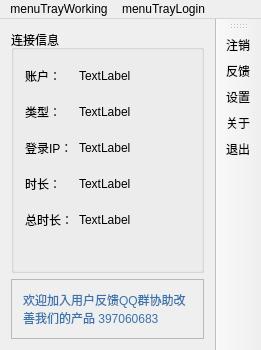
First picture: the form in client/forms/mainwindow.ui, repository NSS-Studio/NDR_Client, before the edit.
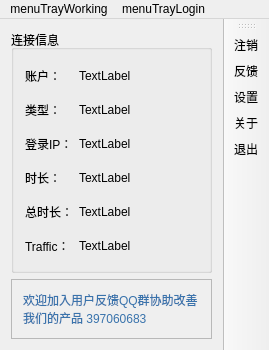
Second picture: the form after the edit. Icons and pictures are not drawn.

```diff
--- a/client/forms/mainwindow.ui
+++ b/client/forms/mainwindow.ui
@@ -6,7 +6,7 @@
    <rect>
     <x>0</x>
     <y>0</y>
-    <width>261</width>
+    <width>269</width>
     <height>350</height>
    </rect>
   </property>
@@ -37,13 +37,57 @@
   </property>
   <widget class="QWidget" name="centralWidget">
    <layout class="QGridLayout" name="gridLayout_2">
+    <item row="2" column="0">
+     <widget class="QFrame" name="frame">
+      <property name="frameShape">
+       <enum>QFrame::StyledPanel</enum>
+      </property>
+      <property name="frameShadow">
+       <enum>QFrame::Raised</enum>
+      </property>
+      <layout class="QGridLayout" name="gridLayout_3">
+       <item row="1" column="0">
+        <widget class="QLabel" name="label_6">
+         <property name="sizePolicy">
+          <sizepolicy hsizetype="Expanding" vsizetype="Fixed">
+           <horstretch>0</horstretch>
+           <verstretch>0</verstretch>
+          </sizepolicy>
+         </property>
+         <property name="styleSheet">
+          <string notr="true">color: rgb(57, 115, 172);</string>
+         </property>
+         <property name="text">
+          <string>欢迎加入用户反馈QQ群协助改善我们的产品 397060683</string>
+         </property>
+         <property name="wordWrap">
+          <bool>true</bool>
+         </property>
+        </widget>
+       </item>
+      </layout>
+     </widget>
+    </item>
     <item row="0" column="0">
      <widget class="QGroupBox" name="groupBox">
       <property name="title">
        <string>连接信息</string>
       </property>
       <layout class="QGridLayout" name="gridLayout">
-       <item row="0" column="0">
+       <item row="0" column="3">
+        <spacer name="horizontalSpacer">
+         <property name="orientation">
+          <enum>Qt::Horizontal</enum>
+         </property>
+         <property name="sizeHint" stdset="0">
+          <size>
+           <width>40</width>
+           <height>20</height>
+          </size>
+         </property>
+        </spacer>
+       </item>
+       <item row="0" column="0" rowspan="2" colspan="2">
         <layout class="QVBoxLayout" name="verticalLayout">
          <item>
           <widget class="QLabel" name="label_5">
@@ -110,9 +154,22 @@
            </property>
           </widget>
          </item>
+         <item>
+          <widget class="QLabel" name="label_7">
+           <property name="minimumSize">
+            <size>
+             <width>0</width>
+             <height>30</height>
+            </size>
+           </property>
+           <property name="text">
+            <string>Traffic：</string>
+           </property>
+          </widget>
+         </item>
         </layout>
        </item>
-       <item row="0" column="1">
+       <item row="0" column="2" rowspan="2">
         <layout class="QVBoxLayout" name="verticalLayout_2">
          <item>
           <widget class="QLabel" name="lblAccount">
@@ -179,22 +236,22 @@
            </property>
           </widget>
          </item>
+         <item>
+          <widget class="QLabel" name="lblFlow">
+           <property name="minimumSize">
+            <size>
+             <width>0</width>
+             <height>30</height>
+            </size>
+           </property>
+           <property name="text">
+            <string>TextLabel</string>
+           </property>
+          </widget>
+         </item>
         </layout>
        </item>
-       <item row="0" column="2">
-        <spacer name="horizontalSpacer">
-         <property name="orientation">
-          <enum>Qt::Horizontal</enum>
-         </property>
-         <property name="sizeHint" stdset="0">
-          <size>
-           <width>40</width>
-           <height>20</height>
-          </size>
-         </property>
-        </spacer>
-       </item>
-       <item row="1" column="1">
+       <item row="2" column="2">
         <spacer name="verticalSpacer">
          <property name="orientation">
           <enum>Qt::Vertical</enum>
@@ -210,37 +267,6 @@
       </layout>
      </widget>
     </item>
-    <item row="1" column="0">
-     <widget class="QFrame" name="frame">
-      <property name="frameShape">
-       <enum>QFrame::StyledPanel</enum>
-      </property>
-      <property name="frameShadow">
-       <enum>QFrame::Raised</enum>
-      </property>
-      <layout class="QGridLayout" name="gridLayout_3">
-       <item row="0" column="0">
-        <widget class="QLabel" name="label_6">
-         <property name="sizePolicy">
-          <sizepolicy hsizetype="Expanding" vsizetype="Fixed">
-           <horstretch>0</horstretch>
-           <verstretch>0</verstretch>
-          </sizepolicy>
-         </property>
-         <property name="styleSheet">
-          <string notr="true">color: rgb(57, 115, 172);</string>
-         </property>
-         <property name="text">
-          <string>欢迎加入用户反馈QQ群协助改善我们的产品 397060683</string>
-         </property>
-         <property name="wordWrap">
-          <bool>true</bool>
-         </property>
-        </widget>
-       </item>
-      </layout>
-     </widget>
-    </item>
    </layout>
   </widget>
   <widget class="QToolBar" name="mainToolBar">
@@ -285,8 +311,8 @@
     <rect>
      <x>0</x>
      <y>0</y>
-     <width>261</width>
-     <height>17</height>
+     <width>269</width>
+     <height>27</height>
     </rect>
    </property>
    <property name="defaultUp">
```
Left out of the diff: 18 changed lines with no effect on the pictures.
